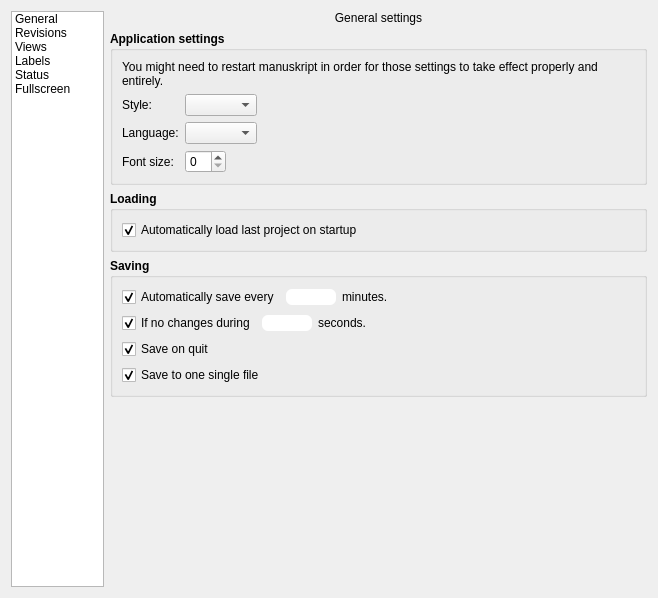
olivierkes/manuskript, file manuskript/ui/settings_ui.ui: the form before one commit.
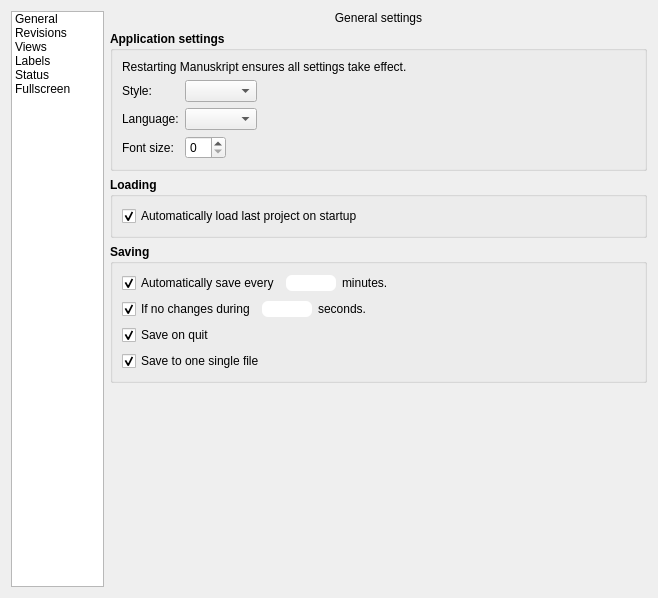
The form after the commit. The open tabs and pages were chosen to show the change. Icons and pictures are not drawn.

Commit message:
Spelling: Manuscript, may have to be restarted (#454)
* Spelling: Manuscript, may have to be restarted

```diff
--- a/manuskript/ui/settings_ui.ui
+++ b/manuskript/ui/settings_ui.ui
@@ -179,7 +179,7 @@
              </font>
             </property>
             <property name="text">
-             <string>You might need to restart manuskript in order for those settings to take effect properly and entirely.</string>
+             <string>Restarting Manuskript ensures all settings take effect.</string>
             </property>
             <property name="wordWrap">
              <bool>true</bool>
```
